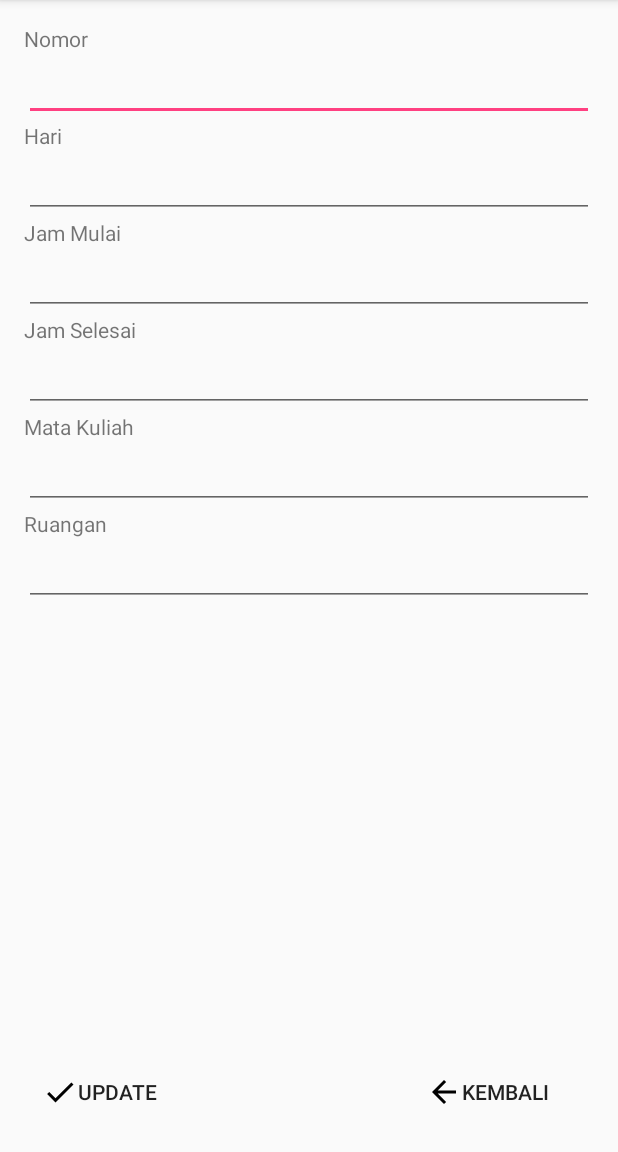
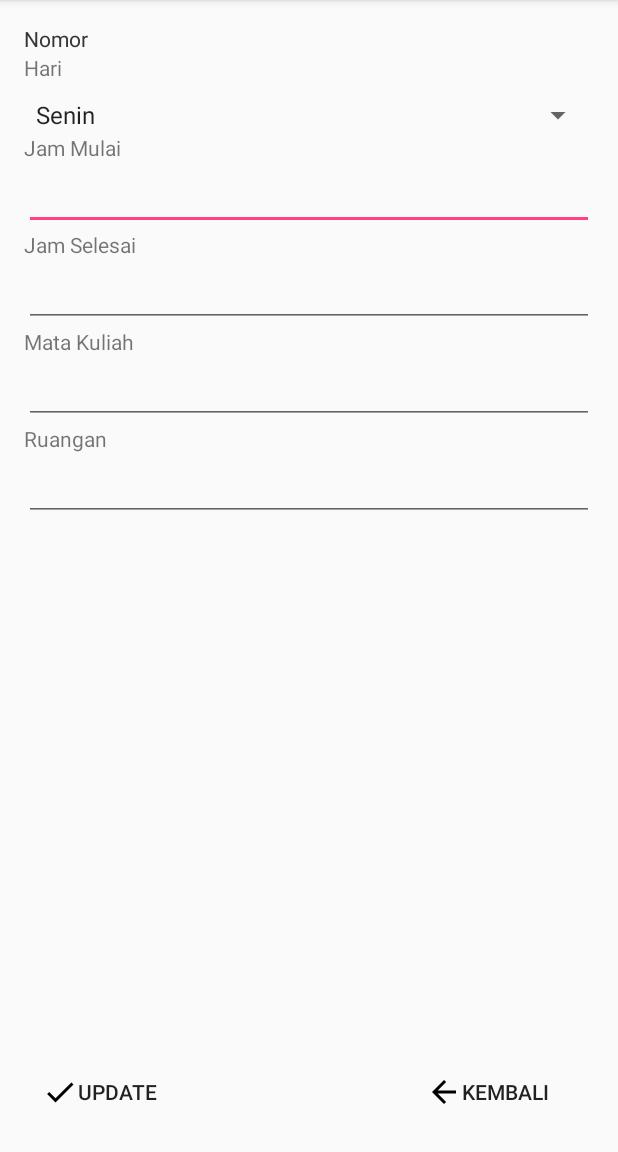
Before and after one commit to ikusmanuwu/AtmaReminder-v1.1, an Android app: the UpdateJadwal screen opened directly, with no data from a screen before it, on a phone screen of 412 x 824 dp, the part 84-1236 px from its top. Run offline under Robolectric (Android 15) with nearby library versions, the light colour scheme and no system bars.

Commit message:
Fix Crud Jadwal

```diff
--- a/app/src/main/AndroidManifest.xml
+++ b/app/src/main/AndroidManifest.xml
@@ -18,7 +18,7 @@
         android:label="@string/app_name"
         android:supportsRtl="true"
         android:theme="@style/AppTheme">
-        <activity android:name=".MainActivity">
+        <activity android:name=".HomeActivity">
             <intent-filter>
                 <action android:name="android.intent.action.MAIN" />
 
@@ -26,7 +26,7 @@
             </intent-filter>
         </activity>
         <activity
-            android:name=".HomeActivity"
+            android:name=".MainActivity"
             android:label="@string/app_name" />
         <activity
             android:name=".RegisterActivity"
--- a/app/src/main/java/gd7_7718/com/atmareminder/LihatJadwal.java
+++ b/app/src/main/java/gd7_7718/com/atmareminder/LihatJadwal.java
@@ -4,6 +4,7 @@
 import android.database.sqlite.SQLiteDatabase;
 import android.os.Bundle;
 import android.support.v7.app.AppCompatActivity;
+import android.util.Log;
 import android.view.View;
 import android.widget.Button;
 import android.widget.EditText;
@@ -28,8 +29,9 @@
         text5 = (TextView) findViewById(R.id.textView5);
         text6 = (TextView) findViewById(R.id.textView6);
         SQLiteDatabase db = dbHelper.getReadableDatabase();
-        cursor = db.rawQuery("SELECT * FROM jadwal WHERE hari = '" +
-                getIntent().getStringExtra("hari") + "'",null);
+        cursor = db.rawQuery("SELECT * FROM jadwal WHERE _id = " +
+                getIntent().getIntExtra("id",-1),null);
+        Log.i("cekID",""+getIntent().getIntExtra("id",-1));
         cursor.moveToFirst();
         if (cursor.getCount()>0)
         {
--- a/app/src/main/java/gd7_7718/com/atmareminder/UpdateJadwal.java
+++ b/app/src/main/java/gd7_7718/com/atmareminder/UpdateJadwal.java
@@ -5,37 +5,54 @@
 import android.os.Bundle;
 import android.support.v7.app.AppCompatActivity;
 import android.view.View;
+import android.widget.ArrayAdapter;
 import android.widget.Button;
 import android.widget.EditText;
+import android.widget.Spinner;
+import android.widget.TextView;
 import android.widget.Toast;
 
+import org.xmlpull.v1.XmlPullParser;
+
+import java.text.ParseException;
+import java.util.ArrayList;
+
+import gd7_7718.com.atmareminder.Entity.JadwalEntity;
 public class UpdateJadwal extends AppCompatActivity {
+    private ArrayList<String> dataHari = new ArrayList<>();
+    private Spinner spinnerHari,text2;
+    private String hari = "";
+    private ArrayList<JadwalEntity> data;
     protected Cursor cursor;
     DataHelper dbHelper;
     Button ton1, ton2;
-    EditText text1, text2, text3, text4, text5,text6;
+    EditText text3, text4, text5,text6;
+    TextView text1;
 
     @Override
     protected void onCreate(Bundle savedInstanceState) {
         super.onCreate(savedInstanceState);
         setContentView(R.layout.activity_update_jadwal);
 
+        spinnerHari = (Spinner) findViewById(R.id.txtUser);
+        readXML();
+        setForm();
+
         dbHelper = new DataHelper(this);
-        text1 = (EditText) findViewById(R.id.txtNama);
-        text2 = (EditText) findViewById(R.id.txtUser);
+        text1 = (TextView) findViewById(R.id.txtNama);
+        text2 = (Spinner) findViewById(R.id.txtUser);
         text3 = (EditText) findViewById(R.id.txtPass);
         text4 = (EditText) findViewById(R.id.txtUniv);
         text5 = (EditText) findViewById(R.id.editText5);
         text6 = (EditText) findViewById(R.id.editText6);
         SQLiteDatabase db = dbHelper.getReadableDatabase();
-        cursor = db.rawQuery("SELECT * FROM jadwal WHERE hari = '" +
-                getIntent().getStringExtra("hari") + "'",null);
+        cursor = db.rawQuery("SELECT * FROM jadwal WHERE _id = " +
+                getIntent().getIntExtra("id", -1), null);
         cursor.moveToFirst();
-        if (cursor.getCount()>0)
-        {
+        if (cursor.getCount() > 0) {
             cursor.moveToPosition(0);
             text1.setText(cursor.getString(0).toString());
-            text2.setText(cursor.getString(1).toString());
+            //  text2.setspi(cursor.getString(1).toString());
             text3.setText(cursor.getString(2).toString());
             text4.setText(cursor.getString(3).toString());
             text5.setText(cursor.getString(4).toString());
@@ -49,46 +66,39 @@
             public void onClick(View arg0) {
 
                 long idhaaa;
-                if(text2.getText().toString().equalsIgnoreCase("Senin"))
-                {
+                if (text2.getSelectedItem().toString().equalsIgnoreCase("Senin")) {
                     idhaaa = 2;
-                }
-                else if(text2.getText().toString().equalsIgnoreCase("Selasa"))
-                {
+                } else if (text2.getSelectedItem().toString().equalsIgnoreCase("Selasa")) {
                     idhaaa = 3;
-                }
-                else if(text2.getText().toString().equalsIgnoreCase("Rabu"))
-                {
+                } else if (text2.getSelectedItem().toString().equalsIgnoreCase("Rabu")) {
                     idhaaa = 4;
-                }
-                else if(text2.getText().toString().equalsIgnoreCase("Kamis"))
-                {
+                } else if (text2.getSelectedItem().toString().equalsIgnoreCase("Kamis")) {
                     idhaaa = 5;
-                }
-                else if(text2.getText().toString().equalsIgnoreCase("Jumat"))
-                {
+                } else if (text2.getSelectedItem().toString().equalsIgnoreCase("Jumat")) {
                     idhaaa = 6;
-                }
-                else if(text2.getText().toString().equalsIgnoreCase("Sabtu"))
-                {
+                } else if (text2.getSelectedItem().toString().equalsIgnoreCase("Sabtu")) {
                     idhaaa = 7;
-                }
-                else if(text2.getText().toString().equalsIgnoreCase("Minggu"))
-                {
+                } else if (text2.getSelectedItem().toString().equalsIgnoreCase("Minggu")) {
                     idhaaa = 1;
                 }
 
                 // TODO Auto-generated method stub
+
+
                 SQLiteDatabase db = dbHelper.getWritableDatabase();
-                db.execSQL("update jadwal set hari='"+
-                        text2.getText().toString() +"', jammulai='" +
-                        text3.getText().toString()+"', jamselesai='"+
-                        text4.getText().toString() +"', makul='" +
-                        text5.getText().toString()+"', ruangan='"+
-                        text6.getText().toString() + "' where no='" +
-                        text1.getText().toString()+"'");
+                db.execSQL("update jadwal set hari='" +
+                        text2.getSelectedItem().toString() + "', jammulai='" +
+                        text3.getText().toString() + "', jamselesai='" +
+                        text4.getText().toString() + "', makul='" +
+                        text5.getText().toString() + "', ruangan='" +
+                        text6.getText().toString() + "' where _id=" +
+                        getIntent().getIntExtra("id", -1));
                 Toast.makeText(getApplicationContext(), "Berhasil", Toast.LENGTH_LONG).show();
-                JadwalActivity.ma.RefreshList();
+                try {
+                    JadwalActivity.ma.RefreshList();
+                } catch (ParseException e) {
+                    e.printStackTrace();
+                }
                 finish();
             }
         });
@@ -101,5 +111,30 @@
             }
         });
     }
+    private void readXML() {
+        try {
+            XmlPullParser xpp = getResources().getXml(R.xml.list_hari);
+            while(xpp.getEventType() != XmlPullParser.END_DOCUMENT) {
+                if(xpp.getEventType() == XmlPullParser.START_TAG) {
+                    if(xpp.getName().equals("name")) {
+                        dataHari.add(xpp.getAttributeValue(0));
+                    }
+                }
+                xpp.next();
+            }
+        }
+        catch (Exception e) {
+            e.printStackTrace();
+            Toast.makeText(getApplicationContext(), "Gagal membaca xml...", Toast.LENGTH_SHORT).show();
+        }
+    }
+
+    private void setForm() {
+        spinnerHari = (Spinner)findViewById(R.id.txtUser);
+        ArrayAdapter<String> adapter = new ArrayAdapter<String>(this, android.R.layout.simple_spinner_item, dataHari);
+        adapter.setDropDownViewResource(android.R.layout.simple_spinner_dropdown_item);
+        spinnerHari.setAdapter(adapter);
+//        Toast.makeText(getApplicationContext(), " Select ID Hari :"+text2.getSelectedItemId(), Toast.LENGTH_SHORT).show();
+    }
 
 }
--- a/app/src/main/res/layout/activity_home.xml
+++ b/app/src/main/res/layout/activity_home.xml
@@ -39,7 +39,7 @@
         android:layout_height="wrap_content"
         android:layout_gravity="center_vertical|center_horizontal"
         android:text="MyLocation" />
-=======
+    <Button
         android:id="@+id/btnMaps"
         android:layout_width="wrap_content"
         android:layout_height="wrap_content"
@@ -47,6 +47,6 @@
         android:layout_centerHorizontal="false"
         android:layout_gravity="center_vertical|center_horizontal"
         android:text="Map" />
->>>>>>> fffff03777c2169751235316a973846f748ad0a3
+
 
 </LinearLayout>
--- a/app/src/main/res/layout/activity_update_jadwal.xml
+++ b/app/src/main/res/layout/activity_update_jadwal.xml
@@ -8,17 +8,15 @@
     android:paddingTop="@dimen/activity_vertical_margin"
     tools:context=".UpdateJadwal" >
 
-    <EditText
+    <TextView
         android:id="@+id/txtNama"
-        android:layout_width="match_parent"
+        android:layout_width="wrap_content"
         android:layout_height="wrap_content"
-        android:layout_alignLeft="@+id/textView1"
-        android:layout_below="@+id/textView1"
-        android:inputType="number"
-        android:maxLength="10">
+        android:layout_alignParentLeft="true"
+        android:layout_alignParentTop="true"
+        android:text="Nomor" />
 
-        <requestFocus />
-    </EditText>
+
 
     <TextView
         android:id="@+id/textView1"
@@ -37,14 +35,15 @@
 
         android:text="Hari" />
 
-    <EditText
+
+    <Spinner
         android:id="@+id/txtUser"
         android:layout_width="match_parent"
         android:layout_height="wrap_content"
+        android:layout_alignParentStart="true"
         android:layout_alignLeft="@+id/textView2"
         android:layout_below="@+id/textView2"
-        android:inputType="text"
-        android:maxLength="20"/>
+        android:layout_marginTop="10dp" />
 
     <TextView
         android:id="@+id/textView3"
```
Also changed, not shown: app/src/main/java/gd7_7718/com/atmareminder/BuatJadwal.java (+55 -6 lines), app/src/main/java/gd7_7718/com/atmareminder/DataHelper.java (+130 -24 lines), app/src/main/java/gd7_7718/com/atmareminder/Entity/JadwalEntity.java (+35 -6 lines), app/src/main/java/gd7_7718/com/atmareminder/JadwalActivity.java (+46 -11 lines), 51 other files.
